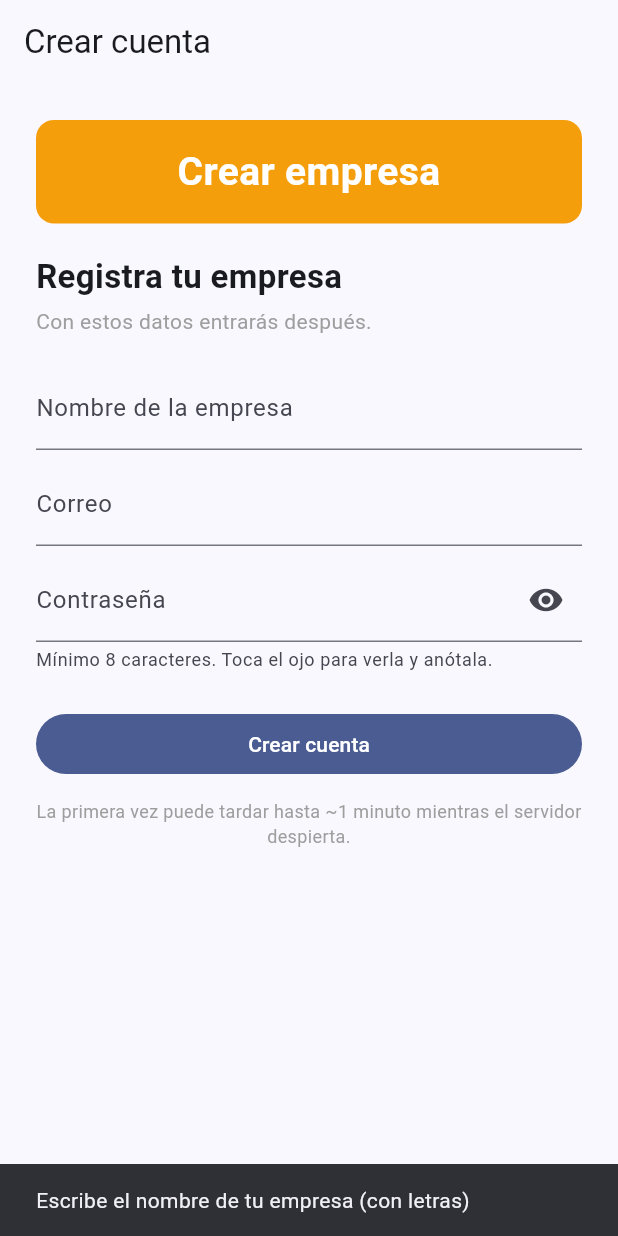
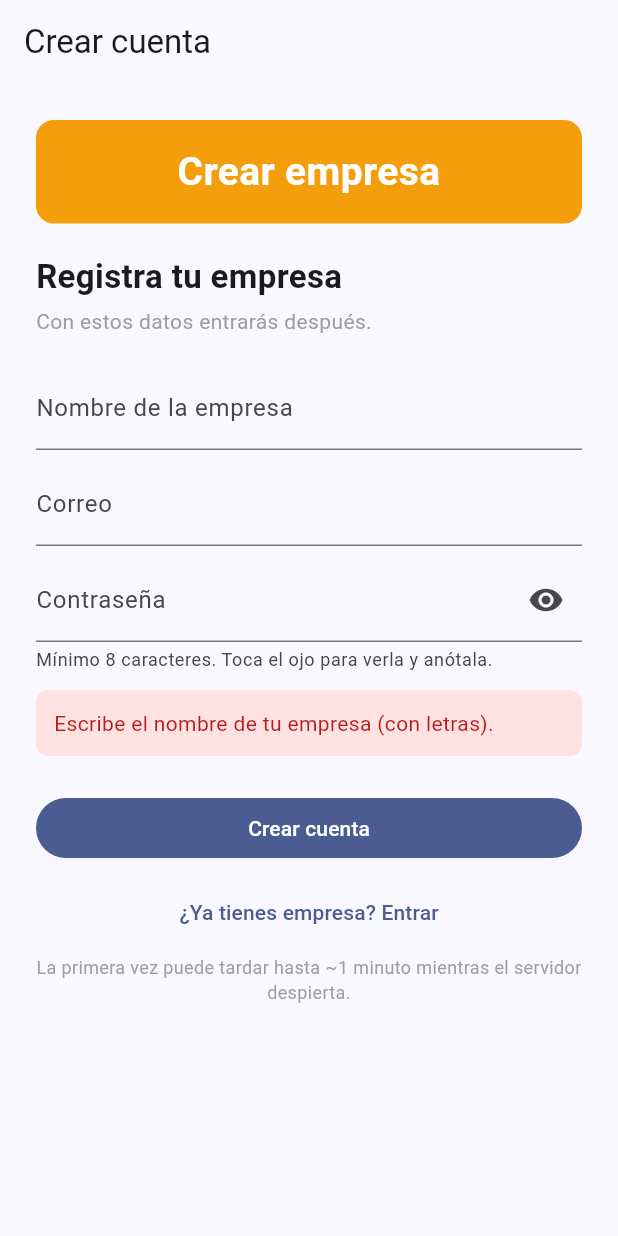
Before and after one commit to antoniogaps-star/agora-erp, a Flutter app: the screen it shows after launch, after a tap on "Crear cuenta", on a phone screen of 412 x 824 dp. Run offline on Flutter 3.47's test engine with Material 3 defaults, Android fonts, the phone set to English and light mode, and no system bars; our stand-ins replace dio, drift, flutter_riverpod, flutter_secure_storage, share_plus, speech_to_text; missing offline and left inert: sqlcipher_flutter_libs, sqlite3; accounts and stored records are empty; generated files the repository leaves out were written again.

Commit message:
fix(auth): mostrar el error al crear empresa y no reiniciar el formulario
register() ya no usa AsyncLoading (igual que login): el AuthGate dejaba de
mostrar la pantalla de registro mientras procesaba, y si el servidor devolvia
error (p.ej. empresa ya registrada) reaparecia el formulario vacio y sin
mensaje. Ahora el error se muestra en la misma pantalla, y se agrega el boton
'Ya tienes empresa? Entrar' para quien ya se registro antes.

Co-Authored-By: Claude Opus 4.8 <noreply@anthropic.com>

```diff
--- a/mobile/lib/core/providers.dart
+++ b/mobile/lib/core/providers.dart
@@ -97,22 +97,23 @@ class AuthController extends AsyncNotifier<SessionKind> {
     state = const AsyncData(SessionKind.real);
   }
 
+  /// Crea la empresa. Igual que [login], NO usa AsyncLoading para no reemplazar la
+  /// pantalla de registro mientras se procesa (si se reemplazara, el error nunca se
+  /// alcanzaría a mostrar y el formulario reaparecería vacío). Lanza si falla; la
+  /// pantalla atrapa la excepción y muestra el mensaje.
   Future<void> register({
     required String companyName,
     required String companySlug,
     required String email,
     required String password,
   }) async {
-    state = const AsyncLoading();
-    state = await AsyncValue.guard(() async {
     await _repo.register(
       companyName: companyName,
       companySlug: companySlug,
       email: email,
       password: password,
     );
-      return SessionKind.real;
-    });
+    state = const AsyncData(SessionKind.real);
   }
 
   /// Entra al modo demostración: marca la sesión local y carga datos fijos frescos.
--- a/mobile/lib/features/auth/auth_errors.dart
+++ b/mobile/lib/features/auth/auth_errors.dart
@@ -9,7 +9,10 @@ String authErrorMessage(Object? error, {required bool isRegister}) {
       return 'Correo o contraseña incorrectos para esa empresa.';
     }
     if (code == 409) {
-      return 'Ya existe una empresa con ese nombre. Usa otro nombre o agrégale algo.';
+      return isRegister
+          ? 'Ese nombre de empresa ya está registrado. Si es tuya, toca '
+              '"¿Ya tienes empresa? Entrar" y usa tu contraseña; si no, usa otro nombre.'
+          : 'Ya existe una empresa con ese nombre. Usa otro nombre o agrégale algo.';
     }
     if (code == 422) {
       return 'Revisa el nombre de la empresa y el correo (correo válido, nombre con letras).';
--- a/mobile/lib/features/auth/register_screen.dart
+++ b/mobile/lib/features/auth/register_screen.dart
@@ -4,6 +4,7 @@ import 'package:flutter_riverpod/flutter_riverpod.dart';
 import '../../core/providers.dart';
 import '../../core/slug.dart';
 import 'auth_errors.dart';
+import 'login_screen.dart';
 
 /// Registro de una empresa nueva + su usuario dueño. El usuario solo escribe el
 /// nombre del negocio, su correo y una contraseña; el identificador interno se
@@ -20,6 +21,8 @@ class _RegisterScreenState extends ConsumerState<RegisterScreen> {
   final _email = TextEditingController();
   final _password = TextEditingController();
   bool _showPassword = false;
+  bool _loading = false;
+  String? _error;
 
   @override
   void dispose() {
@@ -27,11 +30,6 @@ class _RegisterScreenState extends ConsumerState<RegisterScreen> {
     _email.dispose();
     _password.dispose();
     super.dispose();
-  }
-
-  void _snack(String msg) {
-    if (!mounted) return;
-    ScaffoldMessenger.of(context).showSnackBar(SnackBar(content: Text(msg)));
   }
 
   Future<void> _submit() async {
@@ -42,38 +40,43 @@ class _RegisterScreenState extends ConsumerState<RegisterScreen> {
 
     // Validación amigable antes de llamar al servidor.
     if (name.length < 2 || companySlug.length < 2) {
-      return _snack('Escribe el nombre de tu empresa (con letras)');
+      setState(() => _error = 'Escribe el nombre de tu empresa (con letras).');
+      return;
     }
     if (!email.contains('@') || !email.contains('.')) {
-      return _snack('Escribe un correo válido');
+      setState(() => _error = 'Escribe un correo válido.');
+      return;
     }
-    if (password.length < 8) return _snack('La contraseña debe tener al menos 8 caracteres');
+    if (password.length < 8) {
+      setState(() => _error = 'La contraseña debe tener al menos 8 caracteres.');
+      return;
+    }
 
+    setState(() {
+      _loading = true;
+      _error = null;
+    });
     final store = ref.read(secureStoreProvider);
+    try {
       await ref.read(authControllerProvider.notifier).register(
             companyName: name,
             companySlug: companySlug,
             email: email,
             password: password,
           );
-
-    final state = ref.read(authControllerProvider);
-    if (state.hasError) {
-      if (mounted) _snack(authErrorMessage(state.error, isRegister: true));
-    } else {
-      // Guarda los datos para prellenar el próximo login (así no habrá typos).
+      // Éxito: la sesión ya es real. Guardamos los datos para el próximo ingreso
+      // (pantalla verde "Entrar") y el AuthGate mostrará la app.
       await store.saveLastLogin(name, email);
-      // A partir de ahora, al abrir la app se mostrará la pantalla verde "Entrar".
       ref.invalidate(savedAccountProvider);
-      // Registro exitoso: la sesión ya es real; cerramos esta pantalla y el
-      // AuthGate mostrará la app por debajo.
-      if (mounted) Navigator.of(context).pop();
+    } catch (e) {
+      if (mounted) setState(() => _error = authErrorMessage(e, isRegister: true));
+    } finally {
+      if (mounted) setState(() => _loading = false);
     }
   }
 
   @override
   Widget build(BuildContext context) {
-    final isLoading = ref.watch(authControllerProvider).isLoading;
     return Scaffold(
       appBar: AppBar(title: const Text('Crear cuenta')),
       body: SingleChildScrollView(
@@ -126,6 +129,7 @@ class _RegisterScreenState extends ConsumerState<RegisterScreen> {
             TextField(
               controller: _password,
               obscureText: !_showPassword,
+              onSubmitted: (_) => _submit(),
               decoration: InputDecoration(
                 labelText: 'Contraseña',
                 helperText: 'Mínimo 8 caracteres. Toca el ojo para verla y anótala.',
@@ -136,12 +140,33 @@ class _RegisterScreenState extends ConsumerState<RegisterScreen> {
                 ),
               ),
             ),
+            if (_error != null) ...[
+              const SizedBox(height: 12),
+              Container(
+                width: double.infinity,
+                padding: const EdgeInsets.all(12),
+                decoration: BoxDecoration(
+                  color: const Color(0xFFFEE2E2),
+                  borderRadius: BorderRadius.circular(8),
+                ),
+                child: Text(_error!, style: const TextStyle(color: Color(0xFFB91C1C))),
+              ),
+            ],
             const SizedBox(height: 24),
             FilledButton(
-              onPressed: isLoading ? null : _submit,
-              child: Text(isLoading ? 'Creando…' : 'Crear cuenta'),
+              onPressed: _loading ? null : _submit,
+              child: Text(_loading ? 'Creando…' : 'Crear cuenta'),
             ),
-            const SizedBox(height: 12),
+            const SizedBox(height: 8),
+            TextButton(
+              onPressed: _loading
+                  ? null
+                  : () => Navigator.of(context).push(
+                        MaterialPageRoute<void>(builder: (_) => const LoginScreen()),
+                      ),
+              child: const Text('¿Ya tienes empresa? Entrar'),
+            ),
+            const SizedBox(height: 4),
             const Text(
               'La primera vez puede tardar hasta ~1 minuto mientras el servidor despierta.',
               textAlign: TextAlign.center,
```
Lines whose indentation alone changed are shown as unchanged.
